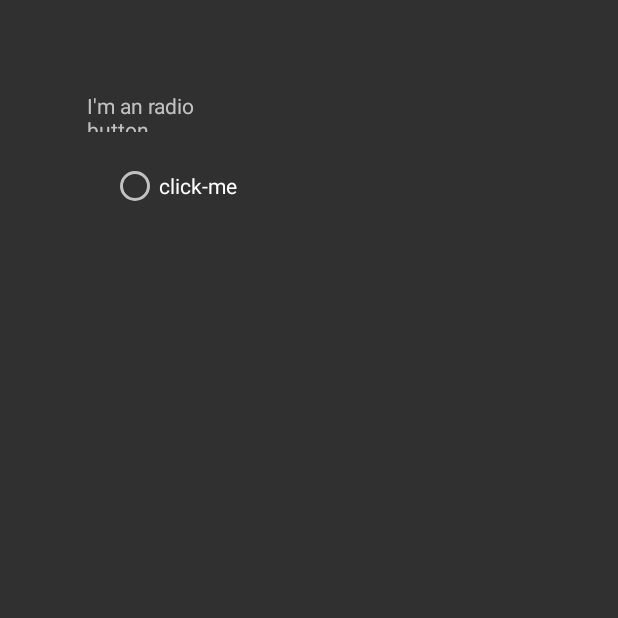
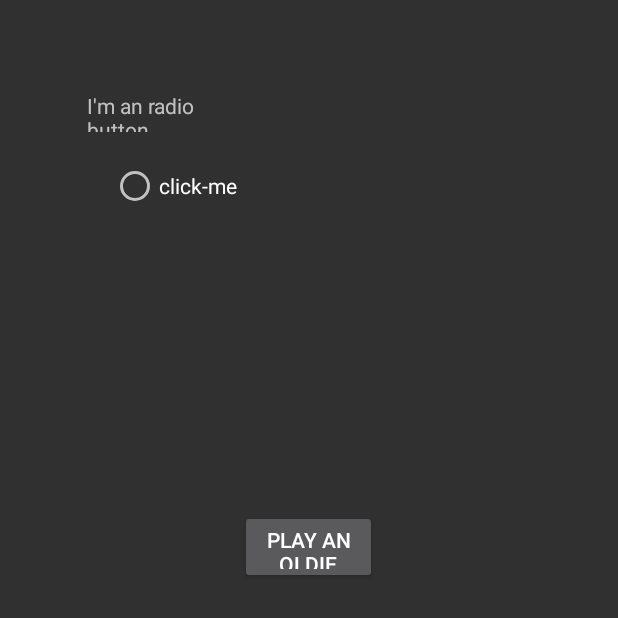
Before and after one commit to Lucas-Tito/CodeSchool, an Android app: the SecondScreen screen opened directly, with no data from a screen before it, on a phone screen of 412 x 824 dp, the top half of it. Run offline under Robolectric (Android 15) with nearby library versions, the light colour scheme and no system bars.

Commit message:
solving gitignre

```diff
--- a/Software_para_Dispositivos_Moveis/Trabalho1/app/src/main/java/com/example/trabalho1/SecondScreen.java
+++ b/Software_para_Dispositivos_Moveis/Trabalho1/app/src/main/java/com/example/trabalho1/SecondScreen.java
@@ -21,4 +21,8 @@ public class SecondScreen extends AppCompatActivity {
         overridePendingTransition(R.anim.slide_in_left, R.anim.slide_out_right);    //muda a animação de saída da tela
 
     }
+
+    private void playSound(){
+
+    }
 }
--- a/Software_para_Dispositivos_Moveis/Trabalho1/app/src/main/res/layout/activity_second_screen.xml
+++ b/Software_para_Dispositivos_Moveis/Trabalho1/app/src/main/res/layout/activity_second_screen.xml
@@ -46,4 +46,15 @@
         android:layout_height="wrap_content"
         android:orientation="vertical"
         app:layout_constraintGuide_begin="20dp" />
+
+    <Button
+        android:id="@+id/button"
+        android:layout_width="91dp"
+        android:layout_height="49dp"
+        android:layout_marginTop="340dp"
+        android:text="@string/play_btn"
+        app:layout_constraintEnd_toStartOf="@+id/guideline5"
+        app:layout_constraintHorizontal_bias="0.498"
+        app:layout_constraintStart_toStartOf="@+id/guideline7"
+        app:layout_constraintTop_toTopOf="parent" />
 </androidx.constraintlayout.widget.ConstraintLayout>
--- a/Software_para_Dispositivos_Moveis/Trabalho1/app/src/main/res/values/strings.xml
+++ b/Software_para_Dispositivos_Moveis/Trabalho1/app/src/main/res/values/strings.xml
@@ -14,4 +14,6 @@
     <string name="radio_btn">click-me</string>
 
     <string name="settings_btn">Settings</string>
+
+    <string name="play_btn"> Play an oldie</string>
 </resources>
```
Also changed, not shown: 2 other files.
